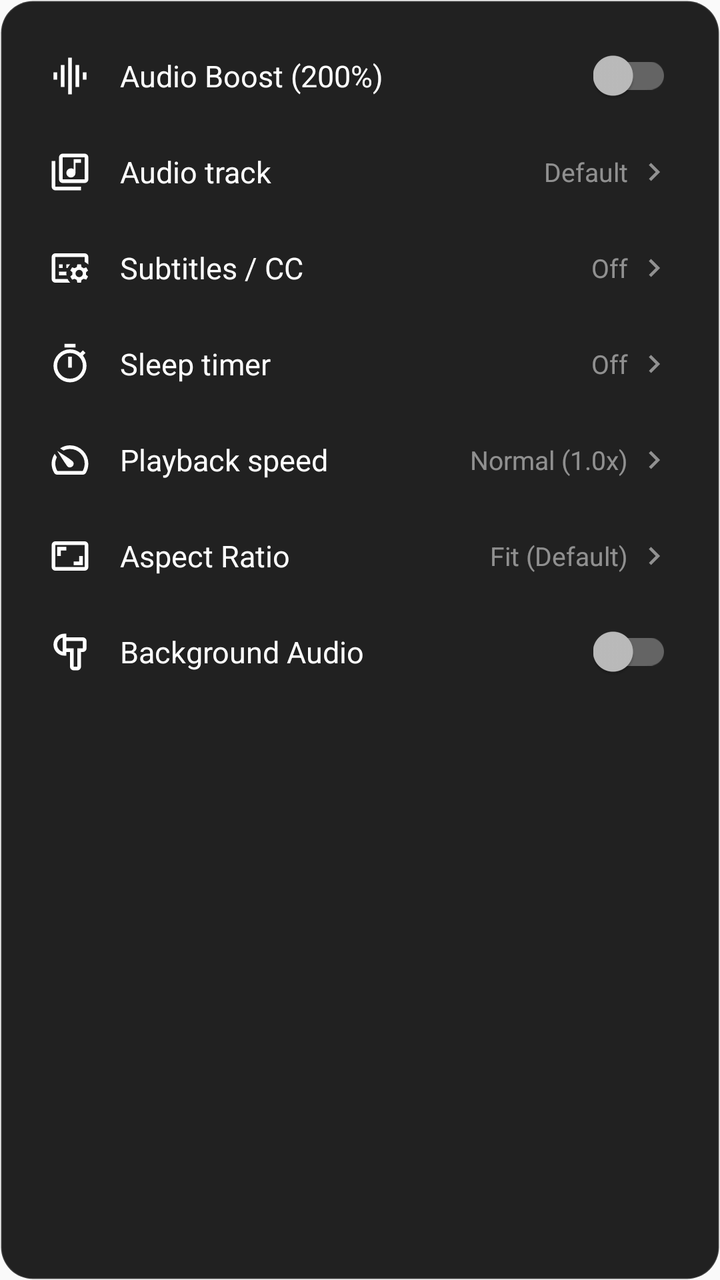
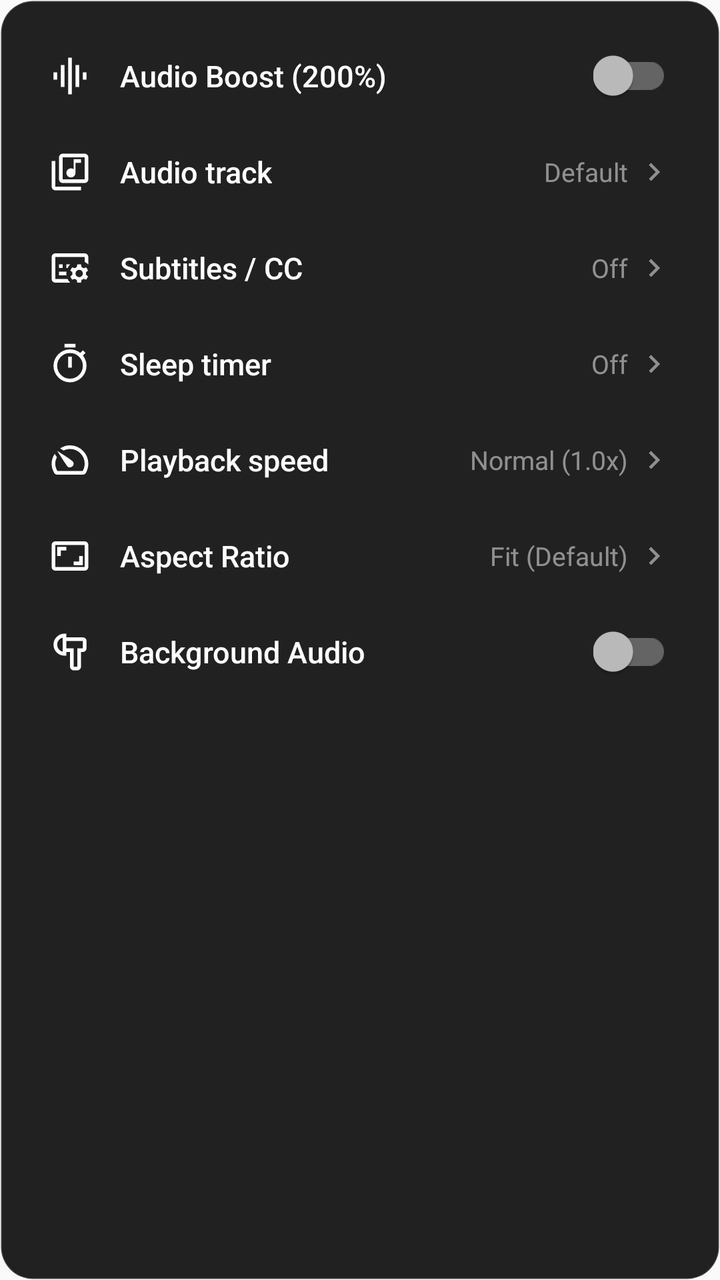

The first picture is an Android layout as it rendered before a commit; the second is the same layout after the commit. The layout source and the unified diff follow.
<!-- AndroidManifest.xml: application theme Theme.AppCompat.DayNight.NoActionBar -->
<!-- res/layout/dialog_quick_settings_panel.xml -->
<?xml version="1.0" encoding="utf-8"?>
<LinearLayout xmlns:android="http://schemas.android.com/apk/res/android"
    xmlns:app="http://schemas.android.com/apk/res-auto"
    android:layout_width="match_parent"
    android:layout_height="wrap_content"
    android:background="@drawable/bg_dialog_glass"
    android:orientation="vertical"
    android:paddingVertical="14dp"
    android:paddingHorizontal="16dp">

    
    <RelativeLayout
        android:id="@+id/rowAudioBoost"
        android:layout_width="match_parent"
        android:layout_height="48dp"
        android:background="?attr/selectableItemBackground"
        android:clickable="true"
        android:focusable="true"
        android:gravity="center_vertical"
        android:paddingHorizontal="8dp">

        <ImageView
            android:id="@+id/iconBoost"
            android:layout_width="22dp"
            android:layout_height="22dp"
            android:layout_centerVertical="true"
            android:src="@drawable/ic_eq"
            app:tint="#FFFFFF" />

        <TextView
            android:layout_width="wrap_content"
            android:layout_height="wrap_content"
            android:layout_centerVertical="true"
            android:layout_marginStart="14dp"
            android:layout_toEndOf="@id/iconBoost"
            android:text="Audio Boost (200%)"
            android:textColor="#FFFFFF"
            android:textSize="15sp"
            android:textStyle="medium" />

        <androidx.appcompat.widget.SwitchCompat
            android:id="@+id/switchQuickBoost"
            android:layout_width="wrap_content"
            android:layout_height="wrap_content"
            android:layout_alignParentEnd="true"
            android:layout_centerVertical="true"
            android:theme="@style/ThemeOverlay.AppCompat.Dark" />
    </RelativeLayout>

    
    <RelativeLayout
        android:id="@+id/rowAudioTrack"
        android:layout_width="match_parent"
        android:layout_height="48dp"
        android:background="?attr/selectableItemBackground"
        android:clickable="true"
        android:focusable="true"
        android:gravity="center_vertical"
        android:paddingHorizontal="8dp">

        <ImageView
            android:id="@+id/iconAudioTrack"
            android:layout_width="22dp"
            android:layout_height="22dp"
            android:layout_centerVertical="true"
            android:src="@drawable/ic_music"
            app:tint="#FFFFFF" />

        <TextView
            android:id="@+id/tvAudioTrackLabel"
            android:layout_width="wrap_content"
            android:layout_height="wrap_content"
            android:layout_centerVertical="true"
            android:layout_marginStart="14dp"
            android:layout_toEndOf="@id/iconAudioTrack"
            android:text="Audio track"
            android:textColor="#FFFFFF"
            android:textSize="15sp"
            android:textStyle="medium" />

        <LinearLayout
            android:layout_width="wrap_content"
            android:layout_height="wrap_content"
            android:layout_alignParentEnd="true"
            android:layout_centerVertical="true"
            android:gravity="center_vertical"
            android:orientation="horizontal">

            <TextView
                android:id="@+id/tvQuickAudioTrackValue"
                android:layout_width="wrap_content"
                android:layout_height="wrap_content"
                android:ellipsize="end"
                android:maxWidth="130dp"
                android:maxLines="1"
                android:text="Default"
                android:textColor="#80FFFFFF"
                android:textSize="13sp" />

            <ImageView
                android:layout_width="18dp"
                android:layout_height="18dp"
                android:layout_marginStart="4dp"
                android:src="@drawable/ic_chevron_right"
                app:tint="#80FFFFFF" />
        </LinearLayout>
    </RelativeLayout>

    
    <RelativeLayout
        android:id="@+id/rowSubtitles"
        android:layout_width="match_parent"
        android:layout_height="48dp"
        android:background="?attr/selectableItemBackground"
        android:clickable="true"
        android:focusable="true"
        android:gravity="center_vertical"
        android:paddingHorizontal="8dp">

        <ImageView
            android:id="@+id/iconSubtitles"
            android:layout_width="22dp"
            android:layout_height="22dp"
            android:layout_centerVertical="true"
            android:src="@drawable/ic_subtitle"
            app:tint="#FFFFFF" />

        <TextView
            android:id="@+id/tvSubtitlesLabel"
            android:layout_width="wrap_content"
            android:layout_height="wrap_content"
            android:layout_centerVertical="true"
            android:layout_marginStart="14dp"
            android:layout_toEndOf="@id/iconSubtitles"
            android:text="Subtitles / CC"
            android:textColor="#FFFFFF"
            android:textSize="15sp"
            android:textStyle="medium" />

        <LinearLayout
            android:layout_width="wrap_content"
            android:layout_height="wrap_content"
            android:layout_alignParentEnd="true"
            android:layout_centerVertical="true"
            android:gravity="center_vertical"
            android:orientation="horizontal">

            <TextView
                android:id="@+id/tvQuickSubtitlesValue"
                android:layout_width="wrap_content"
                android:layout_height="wrap_content"
                android:ellipsize="end"
                android:maxWidth="130dp"
                android:maxLines="1"
                android:text="Off"
                android:textColor="#80FFFFFF"
                android:textSize="13sp" />

            <ImageView
                android:layout_width="18dp"
                android:layout_height="18dp"
                android:layout_marginStart="4dp"
                android:src="@drawable/ic_chevron_right"
                app:tint="#80FFFFFF" />
        </LinearLayout>
    </RelativeLayout>

    
    <RelativeLayout
        android:id="@+id/rowSleepTimer"
        android:layout_width="match_parent"
        android:layout_height="48dp"
        android:background="?attr/selectableItemBackground"
        android:clickable="true"
        android:focusable="true"
        android:gravity="center_vertical"
        android:paddingHorizontal="8dp">

        <ImageView
            android:id="@+id/iconSleep"
            android:layout_width="22dp"
            android:layout_height="22dp"
            android:layout_centerVertical="true"
            android:src="@drawable/ic_timer"
            app:tint="#FFFFFF" />

        <TextView
            android:layout_width="wrap_content"
            android:layout_height="wrap_content"
            android:layout_centerVertical="true"
            android:layout_marginStart="14dp"
            android:layout_toEndOf="@id/iconSleep"
            android:text="Sleep timer"
            android:textColor="#FFFFFF"
            android:textSize="15sp"
            android:textStyle="medium" />

        <LinearLayout
            android:layout_width="wrap_content"
            android:layout_height="wrap_content"
            android:layout_alignParentEnd="true"
            android:layout_centerVertical="true"
            android:gravity="center_vertical"
            android:orientation="horizontal">

            <TextView
                android:id="@+id/tvQuickTimerValue"
                android:layout_width="wrap_content"
                android:layout_height="wrap_content"
                android:text="Off"
                android:textColor="#80FFFFFF"
                android:textSize="13sp" />

            <ImageView
                android:layout_width="18dp"
                android:layout_height="18dp"
                android:layout_marginStart="4dp"
                android:src="@drawable/ic_chevron_right"
                app:tint="#80FFFFFF" />
        </LinearLayout>
    </RelativeLayout>

    
    <RelativeLayout
        android:id="@+id/rowPlaybackSpeed"
        android:layout_width="match_parent"
        android:layout_height="48dp"
        android:background="?attr/selectableItemBackground"
        android:clickable="true"
        android:focusable="true"
        android:gravity="center_vertical"
        android:paddingHorizontal="8dp">

        <ImageView
            android:id="@+id/iconSpeed"
            android:layout_width="22dp"
            android:layout_height="22dp"
            android:layout_centerVertical="true"
            android:src="@drawable/ic_speed"
            app:tint="#FFFFFF" />

        <TextView
            android:layout_width="wrap_content"
            android:layout_height="wrap_content"
            android:layout_centerVertical="true"
            android:layout_marginStart="14dp"
            android:layout_toEndOf="@id/iconSpeed"
            android:text="Playback speed"
            android:textColor="#FFFFFF"
            android:textSize="15sp"
            android:textStyle="medium" />

        <LinearLayout
            android:layout_width="wrap_content"
            android:layout_height="wrap_content"
            android:layout_alignParentEnd="true"
            android:layout_centerVertical="true"
            android:gravity="center_vertical"
            android:orientation="horizontal">

            <TextView
                android:id="@+id/tvQuickSpeedValue"
                android:layout_width="wrap_content"
                android:layout_height="wrap_content"
                android:text="Normal (1.0x)"
                android:textColor="#80FFFFFF"
                android:textSize="13sp" />

            <ImageView
                android:layout_width="18dp"
                android:layout_height="18dp"
                android:layout_marginStart="4dp"
                android:src="@drawable/ic_chevron_right"
                app:tint="#80FFFFFF" />
        </LinearLayout>
    </RelativeLayout>

    
    <RelativeLayout
        android:id="@+id/rowAspectRatio"
        android:layout_width="match_parent"
        android:layout_height="48dp"
        android:background="?attr/selectableItemBackground"
        android:clickable="true"
        android:focusable="true"
        android:gravity="center_vertical"
        android:paddingHorizontal="8dp">

        <ImageView
            android:id="@+id/iconAspect"
            android:layout_width="22dp"
            android:layout_height="22dp"
            android:layout_centerVertical="true"
            android:src="@drawable/ic_aspect_ratio"
            app:tint="#FFFFFF" />

        <TextView
            android:layout_width="wrap_content"
            android:layout_height="wrap_content"
            android:layout_centerVertical="true"
            android:layout_marginStart="14dp"
            android:layout_toEndOf="@id/iconAspect"
            android:text="Aspect Ratio"
            android:textColor="#FFFFFF"
            android:textSize="15sp"
            android:textStyle="medium" />

        <LinearLayout
            android:layout_width="wrap_content"
            android:layout_height="wrap_content"
            android:layout_alignParentEnd="true"
            android:layout_centerVertical="true"
            android:gravity="center_vertical"
            android:orientation="horizontal">

            <TextView
                android:id="@+id/tvQuickAspectValue"
                android:layout_width="wrap_content"
                android:layout_height="wrap_content"
                android:text="Fit (Default)"
                android:textColor="#80FFFFFF"
                android:textSize="13sp" />

            <ImageView
                android:layout_width="18dp"
                android:layout_height="18dp"
                android:layout_marginStart="4dp"
                android:src="@drawable/ic_chevron_right"
                app:tint="#80FFFFFF" />
        </LinearLayout>
    </RelativeLayout>

    
    <RelativeLayout
        android:id="@+id/rowBgAudio"
        android:layout_width="match_parent"
        android:layout_height="48dp"
        android:background="?attr/selectableItemBackground"
        android:clickable="true"
        android:focusable="true"
        android:gravity="center_vertical"
        android:paddingHorizontal="8dp">

        <ImageView
            android:id="@+id/iconBgAudio"
            android:layout_width="22dp"
            android:layout_height="22dp"
            android:layout_centerVertical="true"
            android:src="@drawable/ic_earbud"
            app:tint="#FFFFFF" />

        <TextView
            android:layout_width="wrap_content"
            android:layout_height="wrap_content"
            android:layout_centerVertical="true"
            android:layout_marginStart="14dp"
            android:layout_toEndOf="@id/iconBgAudio"
            android:text="Background Audio"
            android:textColor="#FFFFFF"
            android:textSize="15sp"
            android:textStyle="medium" />

        <androidx.appcompat.widget.SwitchCompat
            android:id="@+id/switchQuickBgAudio"
            android:layout_width="wrap_content"
            android:layout_height="wrap_content"
            android:layout_alignParentEnd="true"
            android:layout_centerVertical="true"
            android:theme="@style/ThemeOverlay.AppCompat.Dark" />
    </RelativeLayout>

</LinearLayout>
<!-- resources referenced by this layout -->
<resources>
  <!-- drawable bg_dialog_glass (drawable) -->
  <?xml version="1.0" encoding="utf-8"?>
  <shape xmlns:android="http://schemas.android.com/apk/res/android">
      <solid android:color="#E60A0A0A" /> 
      <corners android:radius="16dp" />
      <stroke android:width="1dp" android:color="#26FFFFFF" />
  </shape>
  <!-- drawable ic_aspect_ratio (drawable) -->
  <?xml version="1.0" encoding="utf-8"?>
  <vector xmlns:android="http://schemas.android.com/apk/res/android"
      android:width="24dp"
      android:height="24dp"
      android:viewportWidth="960"
      android:viewportHeight="960">
      
      <group android:translateY="960">
          <path
              android:fillColor="#FFFFFF"
              android:pathData="M560,-280 L760,-280 L760,-480 L680,-480 L680,-360 L560,-360 L560,-280 Z M200,-480 L280,-480 L280,-600 L400,-600 L400,-680 L200,-680 L200,-480 Z M160,-160 Q127,-160,103.5,-183.5 T80,-240 L80,-720 Q80,-753,103.5,-776.5 T160,-800 L800,-800 Q833,-800,856.5,-776.5 T880,-720 L880,-240 Q880,-207,856.5,-183.5 T800,-160 L160,-160 Z M160,-240 L800,-240 L800,-720 L160,-720 L160,-240 Z M160,-240 L160,-720 L160,-240 Z" />
      </group>
  </vector>
  <!-- drawable ic_chevron_right (drawable) -->
  <vector xmlns:android="http://schemas.android.com/apk/res/android"
      android:width="24dp"
      android:height="24dp"
      android:viewportWidth="24"
      android:viewportHeight="24">
    <path
        android:fillColor="#FFFFFFFF"
        android:pathData="M10,6L8.59,7.41 13.17,12l-4.58,4.59L10,18l6,-6z"/>
  </vector>
  <!-- drawable ic_earbud (drawable) -->
  <?xml version="1.0" encoding="utf-8"?>
  <vector xmlns:android="http://schemas.android.com/apk/res/android"
      android:width="24dp"
      android:height="24dp"
      android:viewportWidth="960"
      android:viewportHeight="960">
      
      <group android:translateY="960">
          <path
              android:fillColor="#FFFFFF"
              android:pathData="M560,-80 Q527,-80,503.5,-103.5 T480,-160 L480,-480 L400,-480 L400,-560 L560,-560 L560,-160 L640,-160 L640,-560 L760,-560 L760,-720 L400,-720 L400,-800 L760,-800 Q793,-800,816.5,-776.5 T840,-720 L840,-560 Q840,-527,816.5,-503.5 T760,-480 L720,-480 L720,-160 Q720,-127,696.5,-103.5 T640,-80 L560,-80 Z M360,-400 Q260,-400,190,-470 T120,-640 Q120,-740,190,-810 T360,-880 L400,-880 L400,-400 L360,-400 Z M320,-485 L320,-795 Q266,-781,233,-738 T200,-640 Q200,-585,233,-542 T320,-485 Z M600,-640 Z M320,-640 Z" />
      </group>
  </vector>
  <!-- drawable ic_eq (drawable) -->
  <?xml version="1.0" encoding="utf-8"?>
  <vector xmlns:android="http://schemas.android.com/apk/res/android"
      android:width="24dp"
      android:height="24dp"
      android:viewportWidth="960"
      android:viewportHeight="960">
      
      <group android:translateY="960">
          <path
              android:fillColor="#FFFFFF"
              android:pathData="M280,-240 L280,-720 L360,-720 L360,-240 L280,-240 Z M440,-80 L440,-880 L520,-880 L520,-80 L440,-80 Z M120,-400 L120,-560 L200,-560 L200,-400 L120,-400 Z M600,-240 L600,-720 L680,-720 L680,-240 L600,-240 Z M760,-400 L760,-560 L840,-560 L840,-400 L760,-400 Z" />
      </group>
  </vector>
  <!-- unchanged entries left out for length: 4 -->
</resources>

<!-- the commit's change to res/layout/dialog_quick_settings_panel.xml (unified diff, before → after) -->
@@ -36,7 +36,7 @@
             android:text="Audio Boost (200%)"
             android:textColor="#FFFFFF"
             android:textSize="15sp"
-            android:textStyle="medium" />
+            android:fontFamily="sans-serif-medium" />
 
         <androidx.appcompat.widget.SwitchCompat
             android:id="@+id/switchQuickBoost"
@@ -76,7 +76,7 @@
             android:text="Audio track"
             android:textColor="#FFFFFF"
             android:textSize="15sp"
-            android:textStyle="medium" />
+            android:fontFamily="sans-serif-medium" />
 
         <LinearLayout
             android:layout_width="wrap_content"
@@ -135,7 +135,7 @@
             android:text="Subtitles / CC"
             android:textColor="#FFFFFF"
             android:textSize="15sp"
-            android:textStyle="medium" />
+            android:fontFamily="sans-serif-medium" />
 
         <LinearLayout
             android:layout_width="wrap_content"
@@ -193,7 +193,7 @@
             android:text="Sleep timer"
             android:textColor="#FFFFFF"
             android:textSize="15sp"
-            android:textStyle="medium" />
+            android:fontFamily="sans-serif-medium" />
 
         <LinearLayout
             android:layout_width="wrap_content"
@@ -248,7 +248,7 @@
             android:text="Playback speed"
             android:textColor="#FFFFFF"
             android:textSize="15sp"
-            android:textStyle="medium" />
+            android:fontFamily="sans-serif-medium" />
 
         <LinearLayout
             android:layout_width="wrap_content"
@@ -303,7 +303,7 @@
             android:text="Aspect Ratio"
             android:textColor="#FFFFFF"
             android:textSize="15sp"
-            android:textStyle="medium" />
+            android:fontFamily="sans-serif-medium" />
 
         <LinearLayout
             android:layout_width="wrap_content"
@@ -358,7 +358,7 @@
             android:text="Background Audio"
             android:textColor="#FFFFFF"
             android:textSize="15sp"
-            android:textStyle="medium" />
+            android:fontFamily="sans-serif-medium" />
 
         <androidx.appcompat.widget.SwitchCompat
             android:id="@+id/switchQuickBgAudio"
